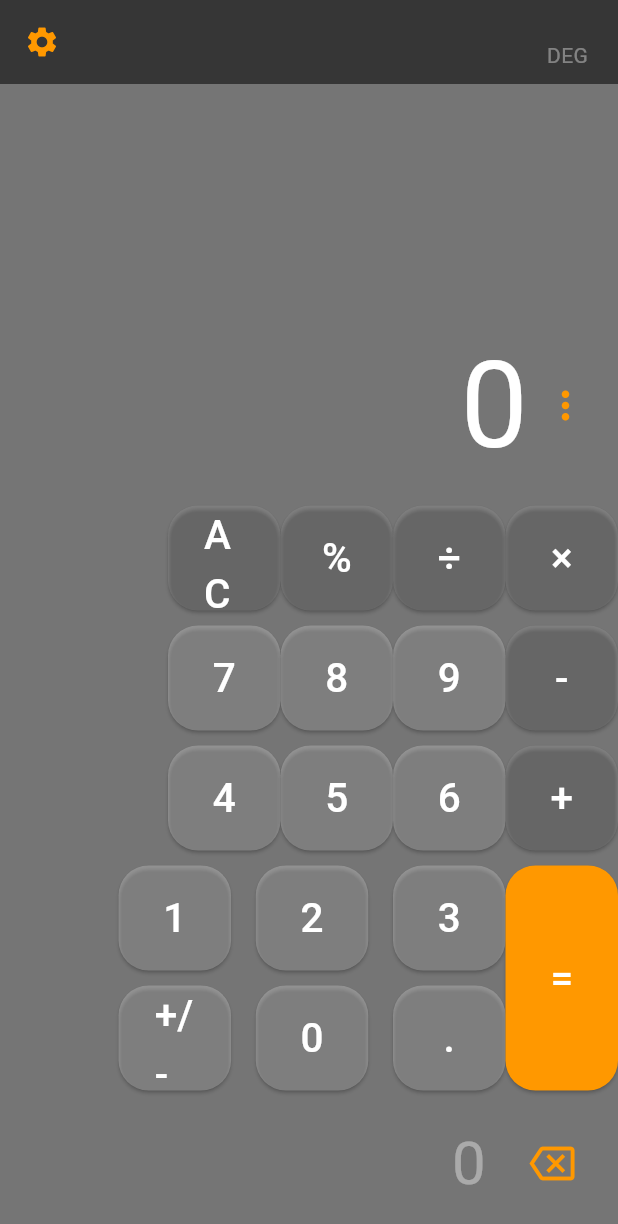
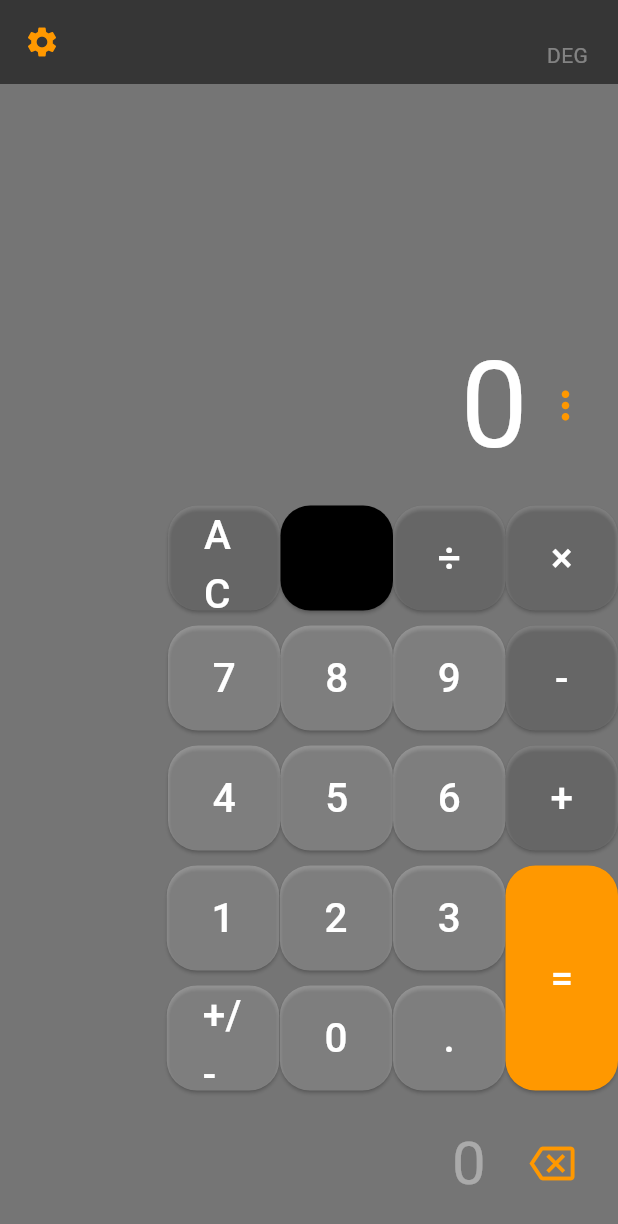
Before and after one commit to karliclink/final-calc, a Flutter app: the screen it shows after launch, on a phone screen of 412 x 824 dp. Shown: the top 1224 px of the screen. Run offline on Flutter 3.47's test engine with Material 3 defaults, Android fonts, the phone set to English and light mode, and no system bars; our stand-ins replace math_expressions.

Commit message:
final version

```diff
--- a/lib/calc_button.dart
+++ b/lib/calc_button.dart
@@ -1,5 +1,7 @@
 import 'package:flutter/material.dart';
 
+
+// returns a widget representing a calculator button
 Widget calcButton(
     String buttonText, Color buttonColor, void Function()? buttonPressed) {
   return Container(
--- a/lib/calc_view.dart
+++ b/lib/calc_view.dart
@@ -1,7 +1,10 @@
 import 'package:flutter/material.dart';
 import 'package:math_expressions/math_expressions.dart';
+// imports the math equations
 import 'calc_button.dart';
 
+
+//made a class for how the calculator works
 class CalculatorView extends StatefulWidget {
   const CalculatorView({super.key});
 
@@ -11,15 +14,22 @@ class CalculatorView extends StatefulWidget {
 }
 
 class _CalculatorViewState extends State<CalculatorView> {
+  // named all the variables and gave them values
   String equation = "0";
   String result = "0";
   String expression = "";
   double equationFontSize = 38.0;
   double resultFontSize = 48.0;
 
+//this makes decimals work
   buttonPressed(String buttonText) {
+    // used to check if the result contains a decimal
 String doesContainDecimal(dynamic result) {
+  // the doesContainDecimal function checks to see if a dynamic result value
+  // has a decimal point and returns a different result if it doesnt have decimal places
       if (result.toString().contains('.')) {
+        //this function checks if the integer value of the second substring is more than 0.
+        // If it isn't, it means the decimal part of the number is zero or it is empty. if it is 0, it uses result = splitDecimal[0].toString() to remove the decimals.
         List<String> splitDecimal = result.toString().split('.');
         if (!(int.parse(splitDecimal[1]) > 0)) {
           return result = splitDecimal[0].toString();
@@ -27,16 +37,19 @@ String doesContainDecimal(dynamic result) {
       }
       return result;
     }
-
+// this is all the math
     setState(() {
+      // it clears the numbers and sets it back to zero
       if (buttonText == "AC") {
         equation = "0";
         result = "0";
+        //deletes the last character at a time. if there is nothing left it is set to zero
       } else if (buttonText == "⌫") {
         equation = equation.substring(0, equation.length - 1);
         if (equation == "") {
           equation = "0";
         }
+        // turns the numbers into a negative, or to a positive.
       } else if (buttonText == "+/-") {
         if (equation[0] != '-') {
           equation = '-$equation';
@@ -44,12 +57,16 @@ String doesContainDecimal(dynamic result) {
           equation = equation.substring(1);
         }
       } else if (buttonText == "=") {
+        //this gets the answer
+        //Custom symbols such as '×' and '÷' are replaced with their
+        //corresponding mathematical operators (* and /) in the expression.
         expression = equation;
         expression = expression.replaceAll('×', '*');
         expression = expression.replaceAll('÷', '/');
         expression = expression.replaceAll('%', '%');
 
         try {
+          //does a math expression, converts into numbers
           Parser p = Parser();
           Expression exp = p.parse(expression);
 
@@ -59,6 +76,7 @@ String doesContainDecimal(dynamic result) {
             result = doesContainDecimal(result);
           }
         } catch (e) {
+          // if something goes wrong, it returns as an error
           result = "Error";
         }
       } else {
@@ -73,10 +91,11 @@ String doesContainDecimal(dynamic result) {
   @override
 
   Widget build(BuildContext context) {
+    // all the decortation
     return  Scaffold(
         backgroundColor: Colors.black54,
         appBar: AppBar(
-          elevation: 0,
+          elevation: 0, //applys a surface tint overlay to the background color
           backgroundColor: Colors.black54,
           leading: const Icon(Icons.settings, color: Colors.orange),
           actions: const [
@@ -84,12 +103,13 @@ String doesContainDecimal(dynamic result) {
               padding: EdgeInsets.only(top: 18.0),
               child: Text('DEG', style: TextStyle(color: Colors.white38)),
             ),
-            SizedBox(width: 20),
+            SizedBox(width: 20), // how it stays in a certain spot
           ],
         ),
-        body:  SafeArea(
+        body:  SafeArea( //Creates a widget that avoids operating system interface
           child: Column(
              mainAxisAlignment: MainAxisAlignment.end,
+             // ensures that the children within the Column are aligned to the bottom of the screen.
     children: [
       Align(
 
@@ -117,7 +137,7 @@ String doesContainDecimal(dynamic result) {
                 mainAxisAlignment: MainAxisAlignment.spaceEvenly,
                 children: [
                   calcButton('AC', Colors.white10, () => buttonPressed('AC')),
-                  calcButton('%', Colors.white10, () => buttonPressed('%')),
+                  calcButton('', Colors.black, () => buttonPressed('')),
                   calcButton('÷', Colors.white10, () => buttonPressed('÷')),
                   calcButton("×", Colors.white10, () => buttonPressed('×')),
                 ],
@@ -125,6 +145,7 @@ String doesContainDecimal(dynamic result) {
               const SizedBox(height: 10),
 
               Row(
+                //buttons that allow users to input numbers and perform calculations
                 mainAxisAlignment: MainAxisAlignment.spaceEvenly,
                 children: [
                   calcButton('7', Colors.white24, () => buttonPressed('7')),
@@ -158,11 +179,11 @@ String doesContainDecimal(dynamic result) {
                           calcButton(
                               '1', Colors.white24, () => buttonPressed('1')),
                           SizedBox(
-                              width: MediaQuery.of(context).size.width * 0.04),
+                              width: MediaQuery.of(context).size.width * 0.001),
                           calcButton(
                               '2', Colors.white24, () => buttonPressed('2')),
                          SizedBox(
-                              width: MediaQuery.of(context).size.width * 0.04),
+                              width: MediaQuery.of(context).size.width * 0.001),
                           calcButton(
                               '3', Colors.white24, () => buttonPressed('3')),
                         ],
@@ -174,11 +195,11 @@ String doesContainDecimal(dynamic result) {
                           calcButton('+/-', Colors.white24,
                               () => buttonPressed('+/-')),
                           SizedBox(
-                              width: MediaQuery.of(context).size.width * 0.04),
+                              width: MediaQuery.of(context).size.width * 0.001),
                           calcButton(
                               '0', Colors.white24, () => buttonPressed('0')),
                           SizedBox(
-                              width: MediaQuery.of(context).size.width * 0.04),
+                              width: MediaQuery.of(context).size.width * 0.001),
                           calcButton(
                               '.', Colors.white24, () => buttonPressed('.')),
                         ],
```
